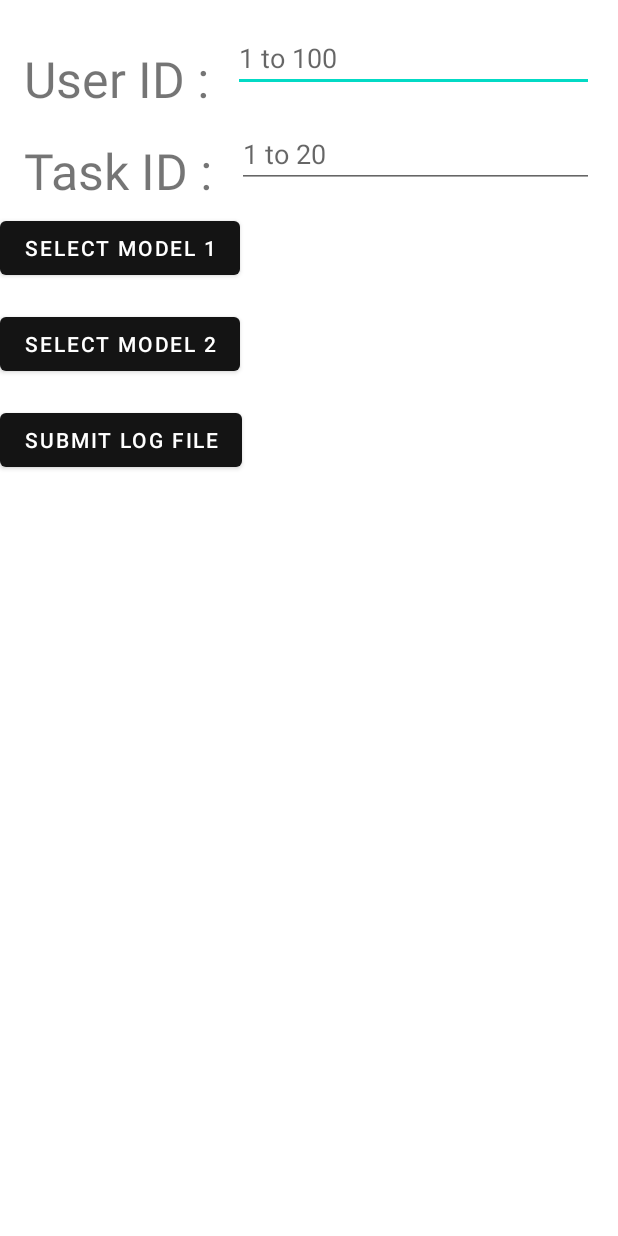
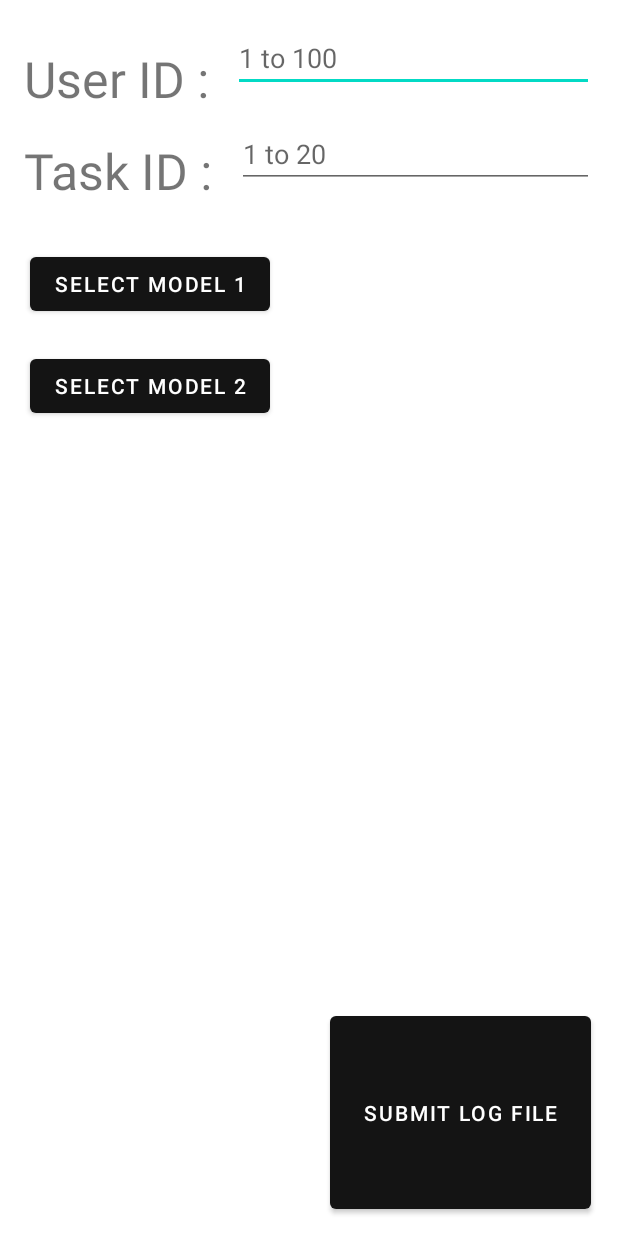
Before and after one commit to byewall/Team6_AD_mobile, an Android app: the screen it shows after launch (HomeActivity), after a tap on "SELECT MODEL 1", on a phone screen of 412 x 824 dp. Run offline under Robolectric (Android 15) with nearby library versions, the phone set to English and light mode, and no system bars.

Commit message:
homepage ui

```diff
--- a/app/src/main/java/com/example/ad_spotifyclone/HomeActivity.java
+++ b/app/src/main/java/com/example/ad_spotifyclone/HomeActivity.java
@@ -30,14 +30,14 @@ public class HomeActivity extends AppCompatActivity {
         buttonModel1.setOnClickListener(new View.OnClickListener() {
             @Override
             public void onClick(View v) {
-                logInteraction("Selected Model 1");
+                logInteraction("Model 1");
             }
         });
 
         buttonModel2.setOnClickListener(new View.OnClickListener() {
             @Override
             public void onClick(View v) {
-                logInteraction("Selected Model 2");
+                logInteraction("Model 2");
             }
         });
 
--- a/app/src/main/res/layout/activity_home.xml
+++ b/app/src/main/res/layout/activity_home.xml
@@ -47,7 +47,8 @@
         android:layout_width="wrap_content"
         android:layout_height="wrap_content"
         android:layout_below="@id/editTextTaskNumber"
-        android:layout_marginTop="16dp"
+        android:layout_marginTop="40dp"
+        android:layout_marginLeft="20dp"
         android:text="Select Model 1"/>
 
     <Button
@@ -55,15 +56,18 @@
         android:layout_width="wrap_content"
         android:layout_height="wrap_content"
         android:layout_below="@id/btnModel1"
-        android:layout_marginTop="16dp"
+        android:layout_margin="20dp"
         android:text="Select Model 2"/>
 
     <Button
         android:id="@+id/btnSubmit"
-        android:layout_width="wrap_content"
+        android:layout_width="174dp"
         android:layout_height="wrap_content"
         android:layout_below="@id/btnModel2"
-        android:layout_marginTop="16dp"
-        android:text="Submit Log File"/>
+        android:layout_alignParentBottom="true"
+        android:layout_marginLeft="220dp"
+        android:layout_marginTop="370dp"
+        android:layout_marginBottom="12dp"
+        android:text="Submit Log File" />
 
 </RelativeLayout>
```
